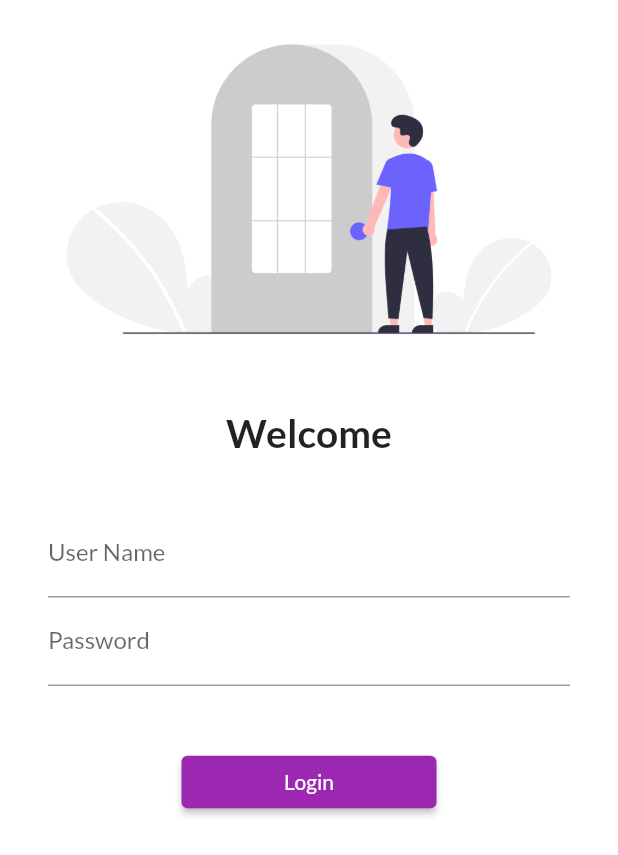
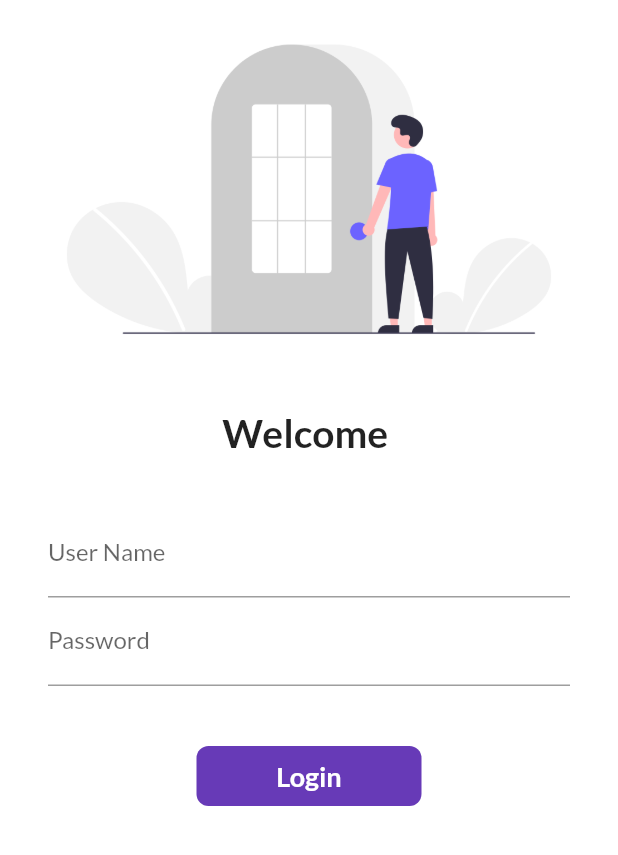
Before and after one commit to RajatKhoware/8_hours_flutter, a Flutter app: the screen it shows after launch, on a phone screen of 412 x 824 dp. Shown: the top 855 px of the screen. Run offline on Flutter 3.47's test engine with Material 2 defaults, Android fonts, the phone set to English and light mode, and no system bars; our stand-ins replace google_fonts.

Commit message:
Day6 completed

```diff
--- a/lib/pages/Login_page.dart
+++ b/lib/pages/Login_page.dart
@@ -3,35 +3,55 @@
 import 'package:flutter/material.dart';
 import 'package:flutter_application_1/utils/routes.dart';
 
-class Login_Page extends StatelessWidget {
+class Login_Page extends StatefulWidget {
   const Login_Page({Key? key}) : super(key: key);
+
+  @override
+  State<Login_Page> createState() => _Login_PageState();
+}
+
+class _Login_PageState extends State<Login_Page> {
+  String name = "";
+  bool changebutton = false;
+
   @override
   Widget build(BuildContext context) {
     return Material(
         color: Colors.white,
-        child:SingleChildScrollView(
+        child: SingleChildScrollView(
           child: Column(
             children: [
               Image.asset(
                 "assest/images/login.png",
                 fit: BoxFit.cover,
               ),
-              SizedBox(height: 20,),
-              Text("Welcome", style: TextStyle(
+              SizedBox(
+                height: 20,
+              ),
+              Text(
+                "Welcome $name",
+                style: TextStyle(
                   fontSize: 26,
                   fontWeight: FontWeight.bold,
                 ),
               ),
               SizedBox(
-                  height : 20,),
+                height: 20,
+              ),
               Padding(
-                  padding: const EdgeInsets.symmetric(vertical: 16.0, horizontal: 32),
-                  child: Column(children: [
+                padding:
+                    const EdgeInsets.symmetric(vertical: 16.0, horizontal: 32),
+                child: Column(
+                  children: [
                     TextFormField(
                       decoration: InputDecoration(
                         hintText: "Enter user name",
                         labelText: "User Name",
                       ),
+                      onChanged: (value) {
+                        name = value;
+                        setState(() {});
+                      },
                     ),
                     TextFormField(
                       obscureText: true,
@@ -41,14 +61,49 @@ class Login_Page extends StatelessWidget {
                       ),
                     ),
                     SizedBox(
-                  height : 40,),
-                  ElevatedButton(
-                     child: Text("Login"),
-                     onPressed: (() {
+                      height: 40,
+                    ),
+                    InkWell(
+                      onTap: (() async {
+                        setState(() {
+                          changebutton = true;
+                        });
+                        await Future.delayed(Duration(seconds: 1));
                         Navigator.pushNamed(context, MyRoutes.homeroute);
                       }),
-                      style: TextButton.styleFrom(minimumSize: Size( 170.0, 35.0)),
+                      child: AnimatedContainer(
+                        duration: Duration(seconds: 1),
+                        width: changebutton ? 50 : 150,
+                        height: 40,
+                        alignment: Alignment.center,
+                        // ignore: sort_child_properties_last
+                        child: changebutton
+                            ? Icon(
+                                Icons.done,
+                                color: Colors.white,
+                              )
+                            : Text(
+                                "Login",
+                                style: TextStyle(
+                                  fontSize: 18,
+                                  color: Colors.white,
+                                  fontWeight: FontWeight.bold,
                                 ),
+                              ),
+                        decoration: BoxDecoration(
+                            color: Colors.deepPurple,
+                            borderRadius:
+                                BorderRadius.circular(changebutton ? 50 : 8)),
+                      ),
+                    )
+                    // ElevatedButton(
+                    //   onPressed: (() {
+                    //     Navigator.pushNamed(context, MyRoutes.homeroute);
+                    //   }),
+                    //   style:
+                    //       TextButton.styleFrom(minimumSize: Size(170.0, 35.0)),
+                    //   child: Text("Login"),
+                    // ),
                   ],
                 ),
               )
```
Lines whose indentation alone changed are shown as unchanged.
